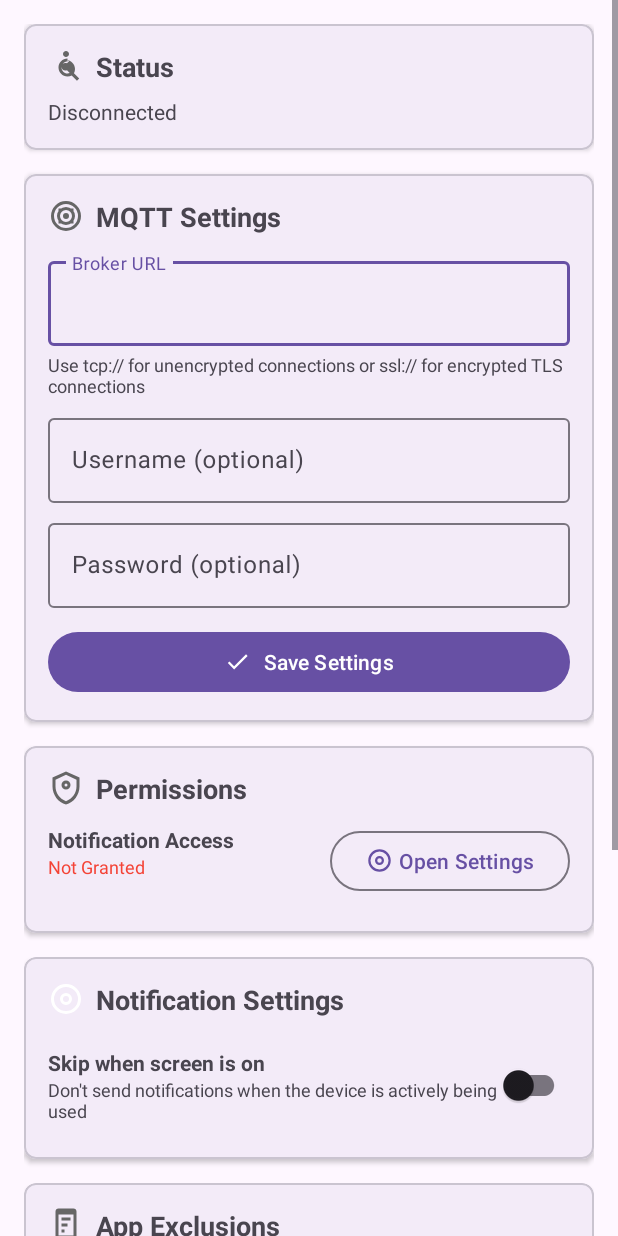
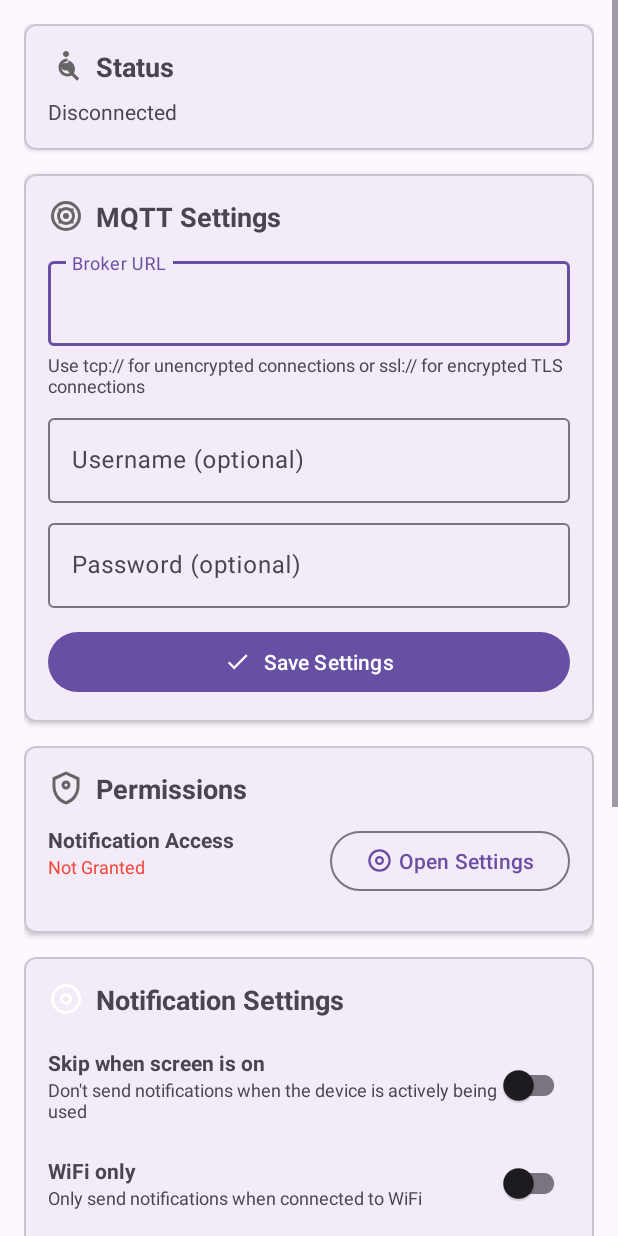
Before and after one commit to vpont/Notif2MQTT, an Android app: the layout activity_main.xml on its own in the app's theme, with its tools: preview values and no code run, on a phone screen of 412 x 824 dp. Run offline under Robolectric (Android 15) with nearby library versions, the phone set to English and light mode, and no system bars.

Commit message:
feat: add WiFi-only notification mode

```diff
--- a/app/src/main/java/com/notif2mqtt/SettingsManager.kt
+++ b/app/src/main/java/com/notif2mqtt/SettingsManager.kt
@@ -35,6 +35,7 @@ class SettingsManager(context: Context) {
         private const val KEY_SERVICE_ENABLED = "service_enabled"
         private const val KEY_DEBOUNCE_WINDOW_MS = "debounce_window_ms"
         private const val KEY_SKIP_WHEN_SCREEN_ON = "skip_when_screen_on"
+        private const val KEY_WIFI_ONLY = "wifi_only"
 
         // Defaults (supports both tcp:// and ssl:// protocols)
         const val DEFAULT_BROKER = "tcp://192.168.1.100:1883"
@@ -78,6 +79,10 @@ class SettingsManager(context: Context) {
         get() = prefs.getBoolean(KEY_SKIP_WHEN_SCREEN_ON, false)
         set(value) = prefs.edit().putBoolean(KEY_SKIP_WHEN_SCREEN_ON, value).apply()
 
+    var wifiOnly: Boolean
+        get() = prefs.getBoolean(KEY_WIFI_ONLY, false)
+        set(value) = prefs.edit().putBoolean(KEY_WIFI_ONLY, value).apply()
+
     // Excluded Apps
     var excludedApps: Set<String>
         get() = prefs.getStringSet(KEY_EXCLUDED_APPS, emptySet()) ?: emptySet()
--- a/app/src/main/res/layout/activity_main.xml
+++ b/app/src/main/res/layout/activity_main.xml
@@ -302,6 +302,40 @@
                          android:layout_height="wrap_content"/>
                  </LinearLayout>
 
+                 <LinearLayout
+                     android:layout_width="match_parent"
+                     android:layout_height="wrap_content"
+                     android:orientation="horizontal"
+                     android:gravity="center_vertical"
+                     android:paddingVertical="8dp">
+
+                     <LinearLayout
+                         android:layout_width="0dp"
+                         android:layout_height="wrap_content"
+                         android:layout_weight="1"
+                         android:orientation="vertical">
+
+                         <TextView
+                             android:layout_width="wrap_content"
+                             android:layout_height="wrap_content"
+                             android:text="@string/wifi_only"
+                             android:textSize="14sp"
+                             android:textStyle="bold"/>
+
+                         <TextView
+                             android:layout_width="wrap_content"
+                             android:layout_height="wrap_content"
+                             android:text="@string/wifi_only_hint"
+                             android:textSize="12sp"
+                             android:textColor="?android:attr/textColorSecondary"/>
+                     </LinearLayout>
+
+                     <com.google.android.material.switchmaterial.SwitchMaterial
+                         android:id="@+id/wifiOnlySwitch"
+                         android:layout_width="wrap_content"
+                         android:layout_height="wrap_content"/>
+                 </LinearLayout>
+
              </LinearLayout>
          </com.google.android.material.card.MaterialCardView>
 
--- a/app/src/main/res/values/strings.xml
+++ b/app/src/main/res/values/strings.xml
@@ -19,6 +19,8 @@
     <string name="notification_settings">Notification Settings</string>
     <string name="skip_when_screen_on">Skip when screen is on</string>
     <string name="skip_when_screen_on_hint">Don\'t send notifications when the device is actively being used</string>
+    <string name="wifi_only">WiFi only</string>
+    <string name="wifi_only_hint">Only send notifications when connected to WiFi</string>
 
     <!-- Permissions Status -->
     <string name="permissions">Permissions</string>
```
Also changed, not shown: app/src/main/java/com/notif2mqtt/MainActivity.kt (+7 -0 lines), app/src/main/java/com/notif2mqtt/NotificationListener.kt (+27 -0 lines). Lines whose indentation alone changed are shown as unchanged.
